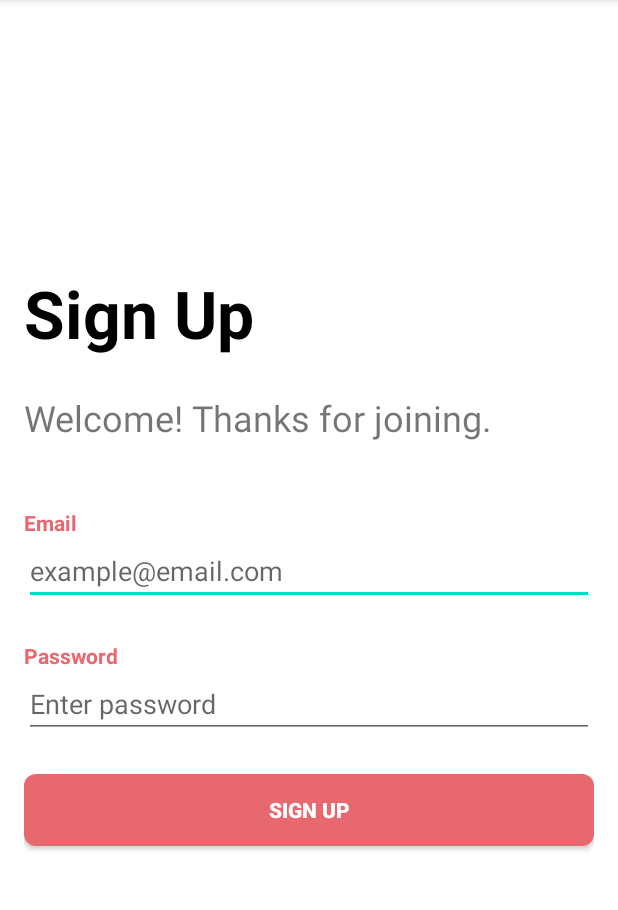
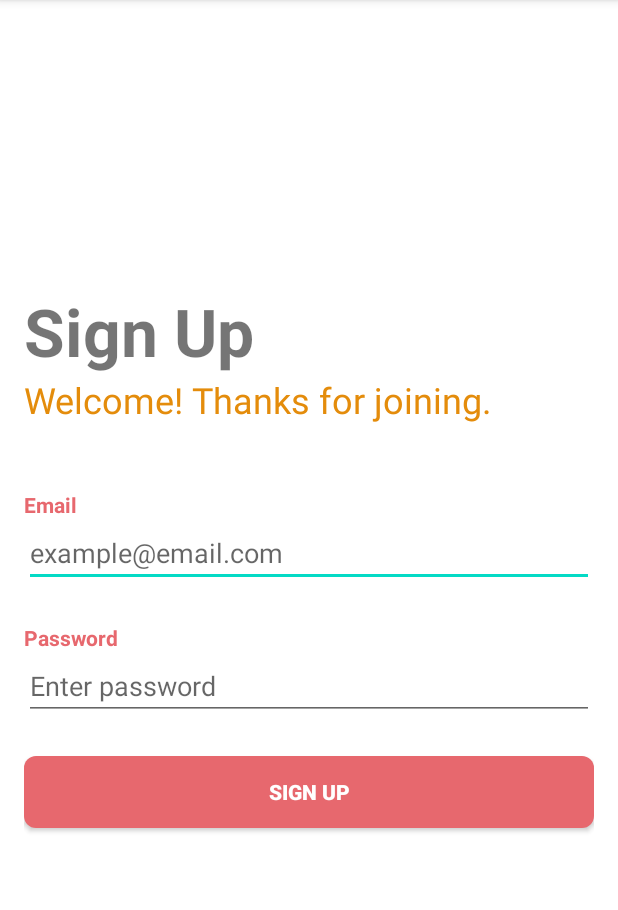
Before and after one commit to galfudim/edible-eats, an Android app: the SignUpActivity screen opened directly, with no data from a screen before it, on a phone screen of 412 x 824 dp, the part 84-994 px from its top. Run offline under Robolectric (Android 15) with nearby library versions, the phone set to English and light mode, and no system bars; our stand-ins replace Firebase (no records; nobody signed in at launch, a user with empty details on screens opened directly).

Commit message:
Completed profile name functionality, optimized strings.xml

```diff
--- a/app/src/main/java/courses/projects/edible_eats/SignUpActivity.kt
+++ b/app/src/main/java/courses/projects/edible_eats/SignUpActivity.kt
@@ -2,9 +2,10 @@ package courses.projects.edible_eats
 
 import android.content.Intent
 import android.os.Bundle
-import android.util.Log
+import android.view.View
 import android.widget.Button
 import android.widget.EditText
+import android.widget.ProgressBar
 import android.widget.Toast
 import androidx.appcompat.app.AppCompatActivity
 import com.google.firebase.auth.FirebaseAuth
@@ -16,6 +17,7 @@ class SignUpActivity : AppCompatActivity() {
     private var passwordTV: EditText? = null
     private var signUpButton: Button? = null
     private var mAuth: FirebaseAuth? = null
+    private var progressBar: ProgressBar? = null
 
     override fun onCreate(savedInstanceState: Bundle?) {
         super.onCreate(savedInstanceState)
@@ -25,6 +27,7 @@ class SignUpActivity : AppCompatActivity() {
         emailTV = findViewById(R.id.email)
         passwordTV = findViewById(R.id.password)
         signUpButton = findViewById(R.id.sign_up)
+        progressBar = findViewById(R.id.progressBar)
 
         signUpButton!!.setOnClickListener {
             signUpNewUser()
@@ -32,6 +35,8 @@ class SignUpActivity : AppCompatActivity() {
     }
 
     private fun signUpNewUser() {
+        progressBar!!.visibility = View.VISIBLE
+
         val email: String = emailTV!!.text.toString()
         val password: String = passwordTV!!.text.toString()
 
@@ -44,7 +49,7 @@ class SignUpActivity : AppCompatActivity() {
             } else {
                 Toast.makeText(
                     applicationContext,
-                    "Sign up failed! Please try again later",
+                    "Sign up failed! Please try again later.",
                     Toast.LENGTH_LONG
                 ).show()
             }
--- a/app/src/main/res/layout/activity_home.xml
+++ b/app/src/main/res/layout/activity_home.xml
@@ -15,7 +15,7 @@
         android:textColor="#E7686E"
         android:layout_gravity="center"
         android:textStyle="bold"
-        android:text="EDIBLE EATS"/>
+        android:text="@string/edible_eats"/>
 
     <TextView
         android:layout_width="152dp"
@@ -32,7 +32,7 @@
         android:background="@drawable/custom_btn"
         android:textColor="@color/white"
         android:layout_marginBottom="36dp"
-        android:text="Sign In"
+        android:text="@string/sign_in"
         android:textStyle="bold"/>
 
     <androidx.appcompat.widget.AppCompatButton
@@ -42,7 +42,7 @@
         android:background="@drawable/custom_btn"
         android:textColor="@color/white"
         android:layout_marginBottom="36dp"
-        android:text="Sign Up"
+        android:text="@string/sign_up"
         android:textStyle="bold"/>
 
 </LinearLayout>
--- a/app/src/main/res/layout/activity_sign_up.xml
+++ b/app/src/main/res/layout/activity_sign_up.xml
@@ -13,29 +13,28 @@
         android:layout_height="wrap_content"
         android:textSize="44dp"
         android:textStyle="bold"
-        android:textColor="@android:color/black"
-        android:layout_marginBottom="24dp"
-        android:text="Sign Up"/>
+        android:text="@string/sign_up"/>
 
     <TextView
         android:layout_width="wrap_content"
         android:layout_height="wrap_content"
         android:textSize="24dp"
         android:layout_marginBottom="44dp"
-        android:text="Welcome! Thanks for joining."/>
+        android:textColor="#E48C0B"
+        android:text="@string/welcome_thanks_for_joining"/>
 
     <TextView
         android:layout_width="wrap_content"
         android:layout_height="wrap_content"
         android:textStyle="bold"
         android:textColor="#E7686E"
-        android:text="Email"/>
+        android:text="@string/email"/>
 
     <EditText
         android:id="@+id/email"
         android:layout_width="match_parent"
         android:layout_height="wrap_content"
-        android:hint="example@email.com"
+        android:hint="@string/example_email"
         android:inputType="textEmailAddress"
         android:layout_marginBottom="24dp"
         android:importantForAutofill="no" />
@@ -45,13 +44,13 @@
         android:layout_height="wrap_content"
         android:textStyle="bold"
         android:textColor="#E7686E"
-        android:text="Password"/>
+        android:text="@string/password"/>
 
     <EditText
         android:id="@+id/password"
         android:layout_width="match_parent"
         android:layout_height="wrap_content"
-        android:hint="Enter password"
+        android:hint="@string/enter_password"
         android:inputType="textPassword"
         android:layout_marginBottom="24dp"
         android:importantForAutofill="no" />
@@ -63,7 +62,13 @@
         android:background="@drawable/custom_btn"
         android:textColor="@color/white"
         android:layout_marginBottom="24dp"
-        android:text="Sign Up"
+        android:text="@string/sign_up"
         android:textStyle="bold"/>
 
+    <ProgressBar
+        android:id="@+id/progressBar"
+        android:layout_width="wrap_content"
+        android:layout_height="wrap_content"
+        android:visibility="gone" />
+
 </LinearLayout>
--- a/app/src/main/res/menu/menu_main.xml
+++ b/app/src/main/res/menu/menu_main.xml
@@ -2,8 +2,9 @@
 <menu xmlns:android="http://schemas.android.com/apk/res/android"
     xmlns:tools="http://schemas.android.com/tools"
     tools:context="courses.projects.edible_eats.UserPreferenceActivity">
+
     <item android:id="@+id/profile_name"
-          android:title="Set Profile Name">
+          android:title="@string/set_profile_name">
     </item>
 
     <item
--- a/app/src/main/res/values/strings.xml
+++ b/app/src/main/res/values/strings.xml
@@ -9,6 +9,10 @@
         <item>Vegetarian</item>
         <item>Ketogenic</item>
     </string-array>
+
+    <!--  String used for profile name  -->
+    <string name="set_profile_name">Set Profile Name</string>
+    <string name="pick_your_preferences">Pick your preferences below</string>
 
     <!--  Strings used for diet menu display  -->
     <string name="diet_descriptions">Diet Descriptions</string>
@@ -22,4 +26,22 @@
     <string name="pescatarian_info">Pescatarian is a diet that incorporates seafood as the only source of meat in an otherwise vegetarian diet</string>
     <string name="ketogenic_info">“Ketogenic” is a term for a low-carb diet (like the Atkins diet). The idea is for you to get more calories from protein and fat and less from carbohydrates. You cut back most on the carbs that are easy to digest, like sugar, soda, pastries, and white bread.</string>
 
+    <!--  Home/Sign In/Sign Up Activity Strings  -->
+    <string name="edible_eats">EDIBLE EATS</string>
+    <string name="sign_in">Sign In</string>
+    <string name="sign_up">Sign Up</string>
+    <string name="email">Email</string>
+    <string name="password">Password</string>
+    <string name="hi_there">Hi there! Nice to see you again.</string>
+    <string name="welcome_thanks_for_joining">Welcome! Thanks for joining.</string>
+    <string name="example_email">example@email.com</string>
+    <string name="enter_password">Enter password</string>
+
+    <!--  User Preference Strings  -->
+    <string name="what_is_your_diet">What is your diet?</string>
+    <string name="select_your_favorite_foods">Select your favorite foods:</string>
+    <string name="find_those_eateries">Find those Eateries!</string>
+
+
+
 </resources>
```
Also changed, not shown: app/src/main/AndroidManifest.xml (+8 -8 lines), app/src/main/java/courses/projects/edible_eats/SignInActivity.kt (+10 -7 lines), app/src/main/java/courses/projects/edible_eats/UserPreferenceActivity.kt (+54 -41 lines), app/src/main/res/layout/activity_sign_in.xml (+14 -8 lines), app/src/main/res/layout/activity_user_preference.xml (+15 -5 lines).
